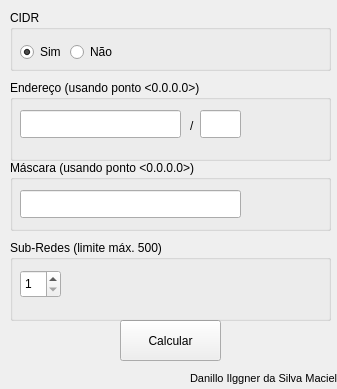
This is mainwindow.ui in danilloism/calculadoraIPv4 as Qt 5 draws it before an edit. The edited form follows.
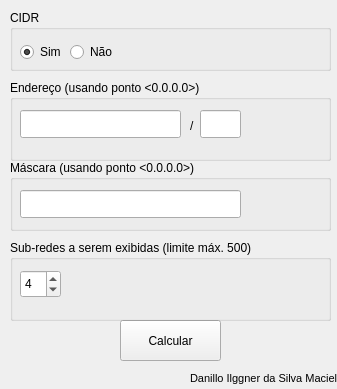
This is the edited form.

```diff
--- a/mainwindow.ui
+++ b/mainwindow.ui
@@ -171,7 +171,7 @@
      </rect>
     </property>
     <property name="title">
-     <string>Sub-Redes (limite máx. 500)</string>
+     <string>Sub-redes a serem exibidas (limite máx. 500)</string>
     </property>
     <widget class="QSpinBox" name="spinBox">
      <property name="geometry">
@@ -188,6 +188,9 @@
      <property name="maximum">
       <number>500</number>
      </property>
+     <property name="value">
+      <number>4</number>
+     </property>
     </widget>
    </widget>
   </widget>
```
